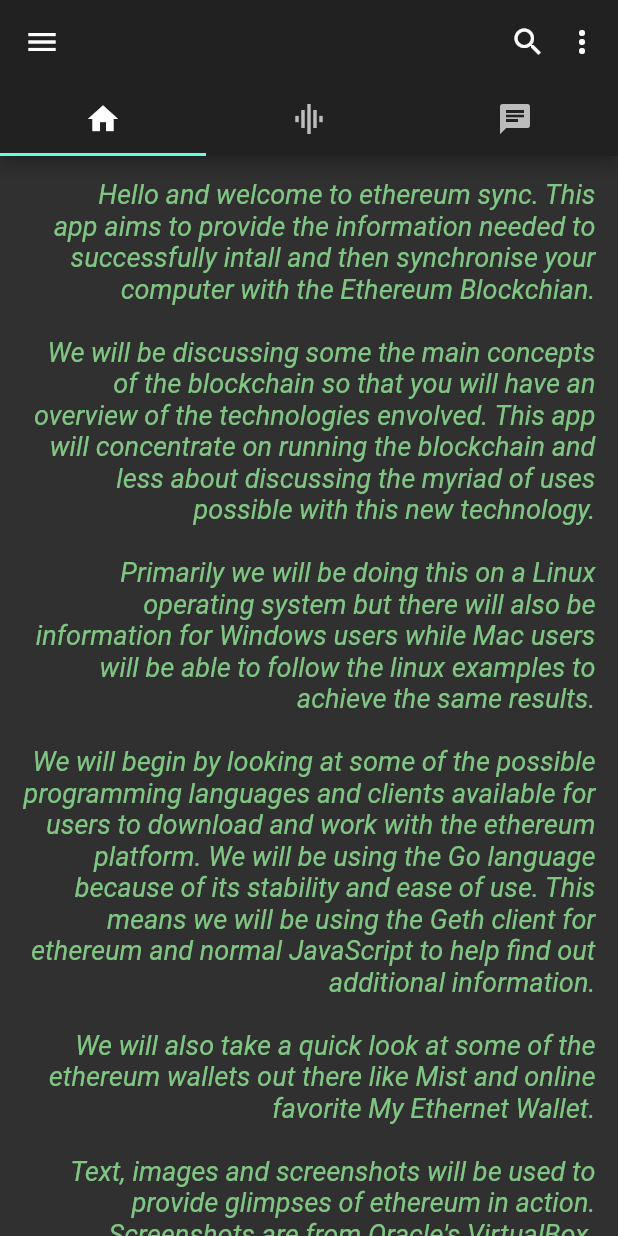
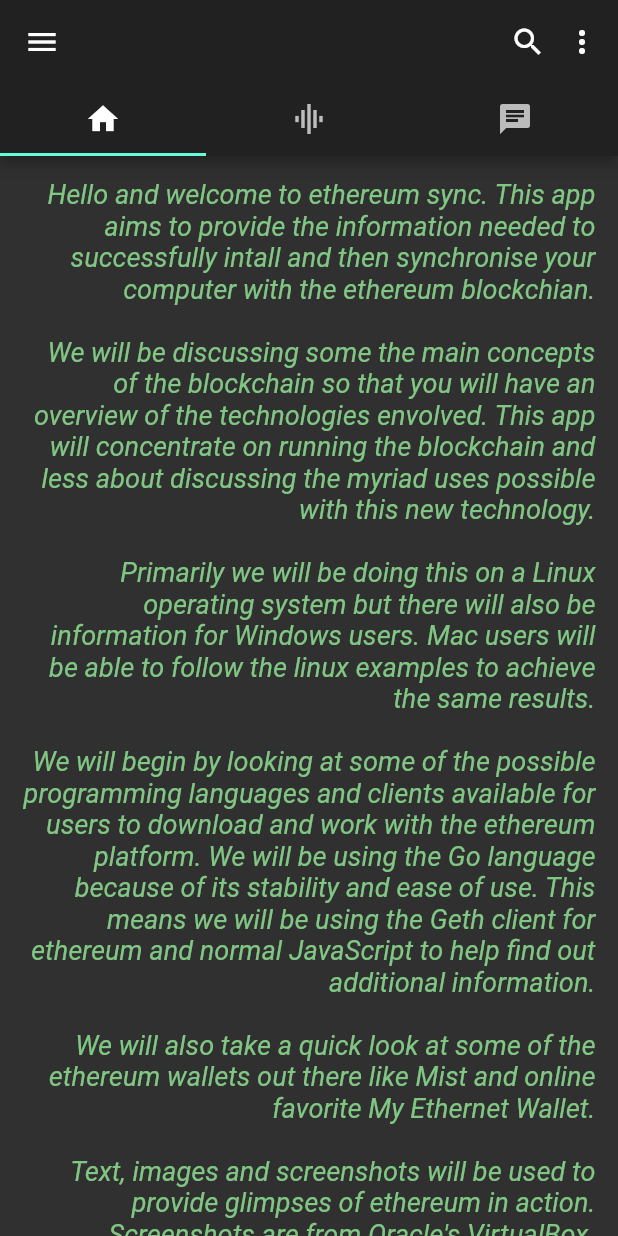
Before and after one commit to lubi888/eth_sync_0_1_1, a Flutter app: the screen it shows after launch, on a phone screen of 412 x 824 dp. Run offline on Flutter 3.47's test engine with Material 2 defaults, Android fonts, the phone set to English and light mode, and no system bars; our stand-ins replace camera, cloud_firestore, qr_flutter, share, video_player; missing offline and left inert: fast_qr_reader_view; accounts and stored records are empty.

Commit message:
text, colors

```diff
--- a/lib/drawer_demo.dart
+++ b/lib/drawer_demo.dart
@@ -102,7 +102,6 @@ class _DrawerDemoState extends State<DrawerDemo> with TickerProviderStateMixin {
               currentAccountPicture: const CircleAvatar(
                 backgroundImage: const AssetImage(
                   _kAsset0,
-//                  package: _kGalleryAssetsPackage,
                 ),
               ),
               otherAccountsPictures: <Widget>[
@@ -115,7 +114,6 @@ class _DrawerDemoState extends State<DrawerDemo> with TickerProviderStateMixin {
                     child: const CircleAvatar(
                       backgroundImage: const AssetImage(
                         _kAsset1,
-//                        package: _kGalleryAssetsPackage,
                       ),
                     ),
                   ),
@@ -129,7 +127,6 @@ class _DrawerDemoState extends State<DrawerDemo> with TickerProviderStateMixin {
                     child: const CircleAvatar(
                       backgroundImage: const AssetImage(
                         _kAsset2,
-//                        package: _kGalleryAssetsPackage,
                       ),
                     ),
                   ),
@@ -169,6 +166,7 @@ class _DrawerDemoState extends State<DrawerDemo> with TickerProviderStateMixin {
                             }).toList(),
                           ),
                         ),
+
                         // The drawer's "details" view.
                         new SlideTransition(
                           position: _drawerDetailsPosition,
@@ -217,7 +215,6 @@ class _DrawerDemoState extends State<DrawerDemo> with TickerProviderStateMixin {
                   image: const DecorationImage(
                     image: const AssetImage(
                       _kAsset0,
-//                      package: _kGalleryAssetsPackage,
                     ),
                   ),
                 ),
--- /dev/null
+++ b/lib/ethTxtStrings.dart
@@ -0,0 +1,92 @@
+//import 'package:flutter/material.dart';
+
+const String ethTextFonts =
+    "\u03BB \tgreek lambda \n\u1688 \togham tinne \n\u304B \tjapanese ka \n\u4E07 \tcjk ideograph 10,000"
+    "\n\u4DC1 \tyijingit is possibleching \n\u1300 \tethiopic symbol \n\u{13080} \tegyptian eye";
+
+const String ethTextIntro =
+    "Hello and welcome to ethereum sync. This app aims to provide the information needed to "
+    "successfully intall and then synchronise your computer with the ethereum blockchian."
+    "\n\nWe will be discussing some the main concepts of the blockchain so that you will have an overview of the "
+    "technologies envolved. This app will concentrate on running the blockchain and less about discussing the myriad uses "
+    "possible with this new technology."
+    "\n\nPrimarily we will be doing this on a Linux operating system but there will also "
+    "be information for Windows users. Mac users will be able to follow the linux examples to achieve the same results."
+    "\n\nWe will begin by looking at some of the possible programming languages and clients available for users to "
+    "download and work with the ethereum platform. We will be using the Go language because of its stability and ease of use. "
+    "This means we will be using the Geth client for ethereum and normal JavaScript to help find out additional information."
+    "\n\nWe will also take a quick look at some of the ethereum wallets out there like Mist and online favorite My Ethernet Wallet."
+    "\n\nText, images and screenshots will be used to provide glimpses of ethereum in action. Screenshots are from Oracle's "
+    "VirtualBox. "
+    "\n\nWe will also take a look at ERC20 coins and what they mean for people, businesses and the greater Ethereum environment in general. "
+    "\n\nThe split that happend in 2015 created Etheruem, eth, and Ethereum Classic, etc. We'll take a quick look at etc and how to use "
+    "the information in this app to use the exact same processes but using a different blockchain."
+    "\n\nAbout setup: System Setup 2018.09.xx : Linux Mint 19 Tara, 4.15.0-33-generic, a popular derivative of Ubuntu according to DistroWatch. "
+    "Go version : . go1.10  linux/amd64 "
+    "Dell XPS laptop with an Intel© Core™ i7-8550U CPU @ 1.80GHz × 65534. "
+    "Windows 10. Go version : xx. "
+    "\n\n";
+
+const String ethTextLinks =
+    "\n\nEthereum links to mobile apps and respective websites: "
+    "\nWhat apps are helpful for the ethereum enthusias? "
+    "\n\nETHNews: This app has been growing steadily over the years. They usually have good articles on the global "
+    "eth community. They have now introduced video reports updated daily which are linked to YouTube. There's also "
+    "a section on basic explanations of the technologies involved such as EDCCs (smart contracts) and Dapps (decentralized apps) . Their website is \"https://www.ethnews.com/\" and "
+    "you can find the android app here: https://play.google.com/store/apps/details?id=com.ethnews.android&hl=en while "
+    "the apple app is here: https://itunes.apple.com/us/app/ethnews-ethereum-news-resources/id1163849810?ls=1&mt=8"
+    "\n\nCoin Market Cap: They have a web presence here: https://coinmarketcap.com/ but it has as much info in the mobile "
+    "apps. This app is good for looking at all the available coins and the associated charts. Android https://goo.gl/2SGzt5 "
+    "and Apple https://goo.gl/dkLXEC"
+    "\n\nShapeShift and CoinCap are both from French company ShapeShift. ShapeShift is used to convert coins quickly. It is basically "
+    "an exchange but without having to sign up for full exchange services. Android app: https://play.google.com/store/apps/details?id=com.shapeshift.droid_shapeshift "
+    "and Apple app: https://itunes.apple.com/ie/app/shapeshift-crypto-converter/id996569075?mt=8 "
+    "Coincap.io also have an API for any programmers who want to use their live data. Android: https://play.google.com/store/apps/details?id=io.coinCap.coinCap "
+    "\n\nEthereum Stats is a small app but gives all the necessary details on Ethereum in a concise format. Android: "
+    "https://play.google.com/store/apps/details?id=com.christiangrieger.ethereumstats "
+    "The author also has an app for Etherum Classic that is in the same format. Android: https://play.google.com/store/apps/details?id=com.christiangrieger.ethereumclassicstats"
+    "\n\nWarning: Do not download any app that off you ethereum by using resources on your mobile phone. These apps promise "
+    "to reward with crypto coins of various flavors. Basically, this is a scam to use up processing power and memory on one's phone "
+    "but in reality the person or organization benefitting the most is the write of the app and not the person who "
+    "has downloaded and installed it. The app will than start to eat your mobile phone computing cycles and not stop. "
+    "One may not notice this at first but it will become evident very soon as the battery will start to drain much faster, the phone"
+    "will also start to heat heavily. There will then be a competition for network services and, thus, bandwidth will be in short supply. All "
+    "of this work is then going to reward the program designer and only a pittance of any generated crypto coins will "
+    "be passed on to the mobile phone owner. Note that this is legal as these apps wouldn't be on the Play store if they "
+    "were not. However, there are general moves by the web browser companies to stop this very same occurrance from "
+    "happening online. 2018.09 saw Firefox forbid \'cryptojacking using cryptocsrypts\' for doing the exact same thing; using up the users\'s "
+    "computer processing cycles in the background while the webpage is open. cf link Firefox Upgrades to Ban Crypto Mining Malware "
+    "https://coinpedia.org/news/firefox-upgrades-to-ban-crypto-mining-malware/"
+    "\n\n";
+
+const String ethTextTop5 = "\n\nHere we have the top 5-8 apps, websites and companies to browse and install:"
+    "\n\nWallets - Online "
+    "\n\nWallets - Standalone "
+    "\n\nWallets - Cold Storage "
+    "\n\nExchanges - USA, EU, JP"
+    "\n\n ";
+
+const String ethTextFounders = "\n\nWho are the founders of Ethereum? What is the current state today?"
+    "\n\n ";
+
+const String ethTextMiners =
+    "\n\nDisclosure: The author is currently not synced with the ethereum or classic blockchain. "
+    "\n\nThere are 3 main reasons for this:"
+    "\n\n1: Blockchains require electricity and time to execute; cryptograpic computations, "
+    "large networking requirements and human input. Like all forms of energy there are environmental costs and consequences. This is "
+    "even before any mining is done."
+    "\n\nInstead of spending time to run a blockchain||website it is possible to spend time studying the blockchain technologies, ideas, theories, "
+    "conundrums and challenges. It is possible and necessary to also spend time on programming languages. Throw in some finance theories for the fun. "
+    "Perhaps start with \'fractional reserve banking\' to get a picture of retail banking and then advance from there."
+    "\n\n2: The author doesn't currently have a comfortable computing environment broad enough to stabally sync; large RAM, ROM storage, processors & cores, net bandwidth. "
+    "\n\n An attempt was made to run the blockchain in the cloud using Google Compute Engine GCE but the blockchain sync"
+    "failed a number of times after about 10Gb. Perhaps Docker can come in and be of help here soon."
+    "\n\n3: The author is currently not using etheum in a daily, monetary life. Most transactions are for certain expendetures on the "
+    "net and are completed using a web wallet, like MyEthernetWallet, an exchange, like Kraken, or a dedicated aFpp (often "
+    "in conjunction with a laptop) like Coinbase. Another easy option is to run an ethereum wallet like mist. "
+    "\n\nHowever, one is expectantly awaiting the next evolutionary advancement with etherum and proof of stake (p.o.s) and using it "
+    "more in daily local, national and international purchases. This may or may not a whole new internet, which some are labelling 3.0."
+    "\n\nTo this endit is possible support ethereum, blockchains, crypto-coins and dlt (decentralized ledger technology) overall."
+    "\n\n";
+
+const String textShareURL = "www.linuxubi.eu";
--- a/lib/eth_sync.dart
+++ b/lib/eth_sync.dart
@@ -14,88 +14,9 @@ import 'qr_ethsync.dart';
 import 'camera.dart';
 import 'qr_mobile.dart';
 import 'shareEthSync.dart';
+import 'ethTxtStrings.dart';
 
 enum WhyFarther { harder, smarter, selfStarter, tradingCharter }
-
-const String words5 =
-    "\u03BB \tgreek lambda \n\u1688 \togham tinne \n\u304B \tjapanese ka \n\u4E07 \tcjk ideograph 10,000"
-    "\n\u4DC1 \tyijingit is possibleching \n\u1300 \tethiopic symbol \n\u{13080} \tegyptian eye";
-
-const String ethTextIntro =
-    "    Hello and welcome to ethereum sync. This app aims to provide the information needed to "
-    "successfully intall and then synchronise your computer with the Ethereum Blockchian."
-    "\n\nWe will be discussing some the main concepts of the blockchain so that you will have an overview of the "
-    "technologies envolved. This app will concentrate on running the blockchain and less about discussing the myriad of uses "
-    "possible with this new technology."
-    "\n\nPrimarily we will be doing this on a Linux operating system but there will also "
-    "be information for Windows users while Mac users will be able to follow the linux examples to achieve the same results."
-    "\n\nWe will begin by looking at some of the possible programming languages and clients available for users to "
-    "download and work with the ethereum platform. We will be using the Go language because of its stability and ease of use. "
-    "This means we will be using the Geth client for ethereum and normal JavaScript to help find out additional information."
-    "\n\nWe will also take a quick look at some of the ethereum wallets out there like Mist and online favorite My Ethernet Wallet."
-    "\n\nText, images and screenshots will be used to provide glimpses of ethereum in action. Screenshots are from Oracle's "
-    "VirtualBox. "
-    "\n\nWe will also take a look at ERC20 coins and what they mean for people, businesses and the greater Ethereum environment in general. "
-    "\n\nThe split that happend in 2015 created Etheruem, eth, and Ethereum Classic. We'll take a quick look at etc and how to use "
-    "the information in this app to use the exact same processes but using a different blockchain."
-    "\n\nAbout setup: System Setup 2018.09.xx : Linux Mint 19 Tara, 4.15.0-33-generic, a popular derivative of Ubuntu according to DistroWatch. "
-    "Go version : . go1.10  linux/amd64 "
-    "Dell XPS laptop with an Intel© Core™ i7-8550U CPU @ 1.80GHz × 65534. "
-    "Windows 10. Go version : xx. "
-    "\n\n";
-
-const String ethTextMiners =
-    "\n\nDisclosure: The author is currently not synced with the ethereum or classic blockchain. "
-    "\n\nThere are 3 main reasons for this:"
-    "\n\n1: Blockchains require fundamentally large amounts of electricity and time to execute; cryptograpic computations, "
-    "large networking requirements and human input. Like all forms of energy there are environmental costs and consequences. "
-    "\n\nInstead of spending time to run a blockchain||website it is possible to spend time studying the blockchain technologies, ideas, theories, "
-    "conundrums and challenges. It is possible and necessary to also spend time on programming languages. Throw in some finance theories for the fun. "
-    "Perhaps start with \'fractional reserve banking\' to get a picture of retail banking and then advance from there."
-    "\n\n2: The author doesn't currently have a comfortable computing environment broad enough to stabally sync; large RAM, ROM storage, processors & cores, net bandwidth. "
-    "\n\n An attempt was made to run the blockchain in the cloud using Google Compute Engine GCE but the blockchain sync"
-    "failed a number of times after about 10Gb. Perhaps Docker can come in and be of help here soon."
-    "\n\n3: The author is currently not using etheum in a daily, monetary life. Most transactions are for certain expendetures on the "
-    "net and are completed using a web wallet, like MyEthernetWallet, an exchange, like Kraken, or a dedicated aFpp (often "
-    "in conjunction with a laptop) like Coinbase. Another easy option is to run an ethereum wallet like mist. "
-    "\n\nHowever, one is expectantly awaiting the next evolutionary advancement with etherum and proof of stake (p.o.s) and using it "
-    "more in daily local, national and international purchases. This may or may not a whole new internet, which some are labelling 3.0."
-    "\n\nTo this endit is possible support ethereum, blockchains, crypto-coins and dlt (decentralized ledger technology) overall."
-    "\n\n";
-
-const String ethTextLinks =
-    "\n\nEthereum links to mobile apps and respective websites. "
-    "\n\nWhat apps are helpful for the ethereum enthusias? "
-    "\n\nETHNews: This app has been growing steadily over the years. They usually have good articles on the global "
-    "eth community. They have now introduced video reports updated daily which are linked to YouTube. There's also "
-    "a section on basic explanations of the technologies involved. Their website is \"https://www.ethnews.com/\" and"
-    "you can find the android app here: https://play.google.com/store/apps/details?id=com.ethnews.android&hl=en while "
-    "the apple app is here: https://itunes.apple.com/us/app/ethnews-ethereum-news-resources/id1163849810?ls=1&mt=8"
-    "\n\nCoin Market Cap: They have a web presence here: https://coinmarketcap.com/ but it has as much info in the mobile "
-    "apps. This app is good for looking at all the available coins and the associated charts. Android https://goo.gl/2SGzt5 "
-    "and Apple https://goo.gl/dkLXEC"
-    "\n\nShapeShift and CoinCap are both from French company ShapeShift. ShapeShift is used to convert coins quickly. It is basically "
-    "an exchange but without having to sign up for full exchange services. Android app: https://play.google.com/store/apps/details?id=com.shapeshift.droid_shapeshift "
-    "and Apple app: https://itunes.apple.com/ie/app/shapeshift-crypto-converter/id996569075?mt=8 "
-    "Coincap.io also have an API for any programmers who want to use their live data. Android: https://play.google.com/store/apps/details?id=io.coinCap.coinCap "
-    "\n\nEthereum Stats is a small app but gives all the necessary details on Ethereum in a concise format. Android: "
-    "https://play.google.com/store/apps/details?id=com.christiangrieger.ethereumstats "
-    "The author also has an app for Etherum Classic that is in the same format. Android: https://play.google.com/store/apps/details?id=com.christiangrieger.ethereumclassicstats"
-    "\n\nWarning: Do not download any app that off you ethereum by using resources on your mobile phone. These apps promise "
-    "to reward with crypto coins of various flavors. Basically, this is a scam to use up processing power and memory on one's phone "
-    "but in reality the person or organization benefitting the most is the write of the app and not the person who "
-    "has downloaded and installed it. The app will than start to eat your mobile phone computing cycles and not stop. "
-    "One may not notice this at first but it will become evident very soon as the battery will start to drain much faster, the phone"
-    "will also start to heat heavily. There will then be a competition for network services and, thus, bandwidth will be in short supply. All"
-    "of this work is then going to reward the program designer and only a pittance of any generated crypto coins will "
-    "be passed on to the mobile phone owner. Note that this is legal as these apps wouldn't be on the Play store if they "
-    "were not. However, there are general moves by the web browser companies to stop this very same occurrance from "
-    "happening online. 2018.09 saw Firefox forbid \'crytposcripts, cryptojacking\' for doing the exact same thing; using up the users\'s "
-    "computer processing cycles in the background while the webpage is open. cf link Firefox Upgrades to Ban Crypto Mining Malware "
-    "https://coinpedia.org/news/firefox-upgrades-to-ban-crypto-mining-malware/"
-    "\n\n";
-
-const String textShareURL = "www.linuxubi.eu";
 
 class EthSync extends StatelessWidget {
   @override
@@ -298,12 +219,10 @@ class _EthSyncPageState extends State<EthSyncPage> {
           ), //
           drawer: new Drawer(
             child: new ListView(
-              //remove the padding
               padding: EdgeInsets.zero,
               children: <Widget>[
                 new DrawerHeader(
                   decoration: new BoxDecoration(
-//                    shape: BoxShape.circle,
                     color: Colors.green,
                     image: new DecorationImage(
                       image: new AssetImage(_kAsset0),
@@ -615,7 +534,7 @@ class _EthSyncPageState extends State<EthSyncPage> {
                             "fonts",
                           ),
                           new Text(
-                            words5,
+                            ethTextFonts,
                             textAlign: TextAlign.center,
                           ),
                         ],
@@ -759,28 +678,77 @@ class _EthSyncPageState extends State<EthSyncPage> {
                       ),
                       onPressed: _launchURL,
                     ),
+
                     Container(
-                      padding: EdgeInsets.all(20.0),
+                      child: Text(
+                        ethTextFounders,
+                        textAlign: TextAlign.right,
+                        style: new TextStyle(
+                          color: Colors.red.shade800,
+                          fontSize: 18.0,
+                          fontStyle: FontStyle.italic,
+                        ),
+                      ),
+                      margin: const EdgeInsets.all(10.0),
+                      padding: const EdgeInsets.all(10.0),
+                      decoration: new BoxDecoration(
+                        color: Colors.blueAccent,
+                        borderRadius:
+                        new BorderRadius.all(new Radius.circular(50.0)),
+                      ),
+                    ),
+                    Container(
+                      child: Text(
+                        ethTextTop5,
+                        textAlign: TextAlign.right,
+                        style: new TextStyle(
+                          color: Colors.blue.shade900,
+                          fontSize: 18.0,
+                          fontStyle: FontStyle.italic,
+                        ),
+                      ),
+                      margin: const EdgeInsets.all(10.0),
+                      padding: const EdgeInsets.all(10.0),
+                      decoration: new BoxDecoration(
+                        color: Colors.yellow.shade500,
+                        borderRadius:
+                        new BorderRadius.all(new Radius.circular(50.0)),
+                      ),
+                    ),
+                    Container(
                       child: Text(
                         ethTextLinks,
                         textAlign: TextAlign.right,
                         style: new TextStyle(
-                          color: Colors.greenAccent.shade200,
+                          color: Colors.yellowAccent,
                           fontSize: 18.0,
                           fontStyle: FontStyle.italic,
                         ),
                       ),
+                      margin: const EdgeInsets.all(10.0),
+                      padding: const EdgeInsets.all(10.0),
+                      decoration: new BoxDecoration(
+                        color: Colors.red.shade500,
+                        borderRadius:
+                            new BorderRadius.all(new Radius.circular(50.0)),
+                      ),
                     ),
                     Container(
-                      padding: EdgeInsets.all(20.0),
                       child: Text(
                         ethTextMiners,
                         textAlign: TextAlign.right,
                         style: new TextStyle(
-                          color: Colors.greenAccent.shade200,
+                          color: Colors.green.shade900,
                           fontSize: 18.0,
                           fontStyle: FontStyle.italic,
                         ),
+                      ),
+                      margin: const EdgeInsets.all(10.0),
+                      padding: const EdgeInsets.all(10.0),
+                      decoration: new BoxDecoration(
+                        color: Colors.yellow.shade500,
+                        borderRadius:
+                            new BorderRadius.all(new Radius.circular(50.0)),
                       ),
                     ),
                   ],
@@ -876,7 +844,7 @@ class _EthSyncPageState extends State<EthSyncPage> {
                       ),
                     ),
                     new Text(
-                      words5,
+                      ethTextFonts,
                       textAlign: TextAlign.center,
                       style: new TextStyle(
                         fontSize: 25.0,
@@ -885,12 +853,12 @@ class _EthSyncPageState extends State<EthSyncPage> {
                     ),
                   ],
                 ),
-                margin: const EdgeInsets.all(10.0),
+//                margin: const EdgeInsets.all(10.0),
                 padding: const EdgeInsets.all(10.0),
-                decoration: new BoxDecoration(
-                  color: Colors.yellow.shade500,
-                  borderRadius: new BorderRadius.all(new Radius.circular(50.0)),
-                ),
+//                decoration: new BoxDecoration(
+//                  color: Colors.yellow.shade500,
+//                  borderRadius: new BorderRadius.all(new Radius.circular(50.0)),
+//                ),
               ),
             ],
           ),
```
